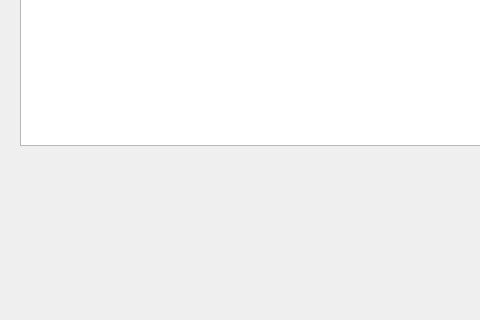
Before: the Qt Designer form try-db/try-model-view/mainwindow.ui in smandyscom/try-qt, drawn with Qt 5; both pictures show x 0 to 480 and y 312 to 632 of the 978 by 632 pixel window.
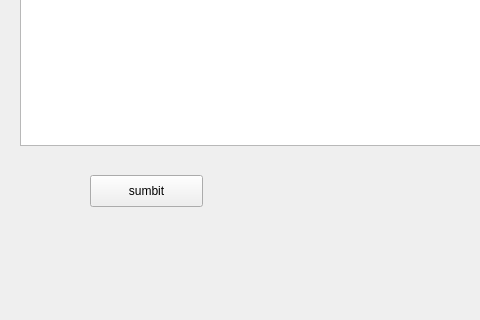
After: the same form once the commit is applied.

The edit to the form file:
```diff
--- a/try-db/try-model-view/mainwindow.ui
+++ b/try-db/try-model-view/mainwindow.ui
@@ -37,6 +37,19 @@
      </rect>
     </property>
    </widget>
+   <widget class="QPushButton" name="pushButton">
+    <property name="geometry">
+     <rect>
+      <x>90</x>
+      <y>470</y>
+      <width>113</width>
+      <height>32</height>
+     </rect>
+    </property>
+    <property name="text">
+     <string>sumbit</string>
+    </property>
+   </widget>
   </widget>
   <widget class="QMenuBar" name="menuBar">
    <property name="geometry">
```
